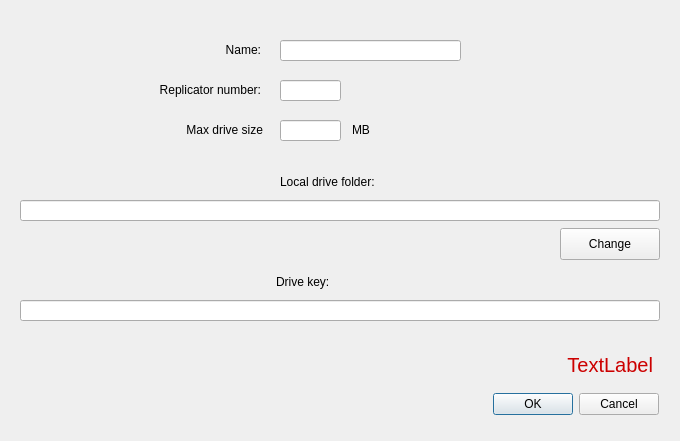
The window that UserApp/AddDriveDialog.ui (proximax-storage/cpp-xpx-storage-user-app) describes before a commit, drawn with Qt 5.
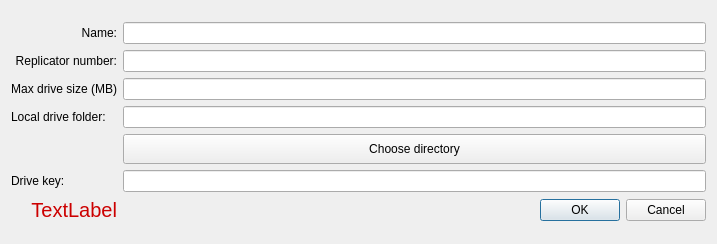
The same window after the commit.

Diff of the .ui file:
```diff
--- a/UserApp/AddDriveDialog.ui
+++ b/UserApp/AddDriveDialog.ui
@@ -6,38 +6,18 @@
    <rect>
     <x>0</x>
     <y>0</y>
-    <width>680</width>
-    <height>441</height>
+    <width>717</width>
+    <height>244</height>
    </rect>
   </property>
   <property name="windowTitle">
    <string>Dialog</string>
   </property>
-  <widget class="QDialogButtonBox" name="buttonBox">
-   <property name="geometry">
-    <rect>
-     <x>10</x>
-     <y>388</y>
-     <width>649</width>
-     <height>32</height>
-    </rect>
-   </property>
-   <property name="orientation">
-    <enum>Qt::Horizontal</enum>
-   </property>
-   <property name="standardButtons">
-    <set>QDialogButtonBox::Cancel|QDialogButtonBox::Ok</set>
-   </property>
-  </widget>
+  <layout class="QVBoxLayout" name="verticalLayout">
+   <item>
+    <layout class="QGridLayout" name="gridLayout">
+     <item row="0" column="0">
   <widget class="QLabel" name="label">
-   <property name="geometry">
-    <rect>
-     <x>50</x>
-     <y>40</y>
-     <width>211</width>
-     <height>20</height>
-    </rect>
-   </property>
    <property name="text">
     <string>Name:</string>
    </property>
@@ -45,80 +25,23 @@
     <set>Qt::AlignRight|Qt::AlignTrailing|Qt::AlignVCenter</set>
    </property>
   </widget>
-  <widget class="QLineEdit" name="m_driveName">
-   <property name="geometry">
-    <rect>
-     <x>280</x>
-     <y>40</y>
-     <width>181</width>
-     <height>21</height>
-    </rect>
-   </property>
-  </widget>
-  <widget class="QLineEdit" name="m_key">
-   <property name="geometry">
-    <rect>
-     <x>20</x>
-     <y>300</y>
-     <width>640</width>
-     <height>21</height>
-    </rect>
-   </property>
-   <property name="text">
-    <string/>
-   </property>
-  </widget>
-  <widget class="QLabel" name="label_3">
-   <property name="geometry">
-    <rect>
-     <x>50</x>
-     <y>80</y>
-     <width>211</width>
-     <height>20</height>
-    </rect>
-   </property>
-   <property name="text">
-    <string>Replicator number:</string>
-   </property>
-   <property name="alignment">
-    <set>Qt::AlignRight|Qt::AlignTrailing|Qt::AlignVCenter</set>
-   </property>
-  </widget>
+     </item>
+     <item row="1" column="1">
   <widget class="QLineEdit" name="m_replicatorNumber">
-   <property name="geometry">
-    <rect>
-     <x>280</x>
-     <y>80</y>
-     <width>61</width>
-     <height>21</height>
-    </rect>
-   </property>
    <property name="text">
     <string/>
    </property>
   </widget>
+     </item>
+     <item row="3" column="1">
   <widget class="QLineEdit" name="m_localDriveFolder">
-   <property name="geometry">
-    <rect>
-     <x>20</x>
-     <y>200</y>
-     <width>640</width>
-     <height>21</height>
-    </rect>
-   </property>
    <property name="text">
     <string/>
    </property>
   </widget>
+     </item>
+     <item row="3" column="0">
   <widget class="QLabel" name="label_5">
-   <property name="geometry">
-    <rect>
-     <x>280</x>
-     <y>172</y>
-     <width>373</width>
-     <height>20</height>
-    </rect>
-   </property>
    <property name="text">
     <string>Local drive folder:</string>
    </property>
@@ -126,28 +49,79 @@
     <set>Qt::AlignLeading|Qt::AlignLeft|Qt::AlignVCenter</set>
    </property>
   </widget>
+     </item>
+     <item row="2" column="1">
+      <widget class="QLineEdit" name="m_maxDriveSize">
+       <property name="text">
+        <string/>
+       </property>
+      </widget>
+     </item>
+     <item row="1" column="0">
+      <widget class="QLabel" name="label_3">
+       <property name="text">
+        <string>Replicator number:</string>
+       </property>
+       <property name="alignment">
+        <set>Qt::AlignRight|Qt::AlignTrailing|Qt::AlignVCenter</set>
+       </property>
+      </widget>
+     </item>
+     <item row="5" column="0">
+      <widget class="QLabel" name="label_7">
+       <property name="text">
+        <string>Drive key:</string>
+       </property>
+       <property name="alignment">
+        <set>Qt::AlignLeading|Qt::AlignLeft|Qt::AlignVCenter</set>
+       </property>
+      </widget>
+     </item>
+     <item row="0" column="1">
+      <widget class="QLineEdit" name="m_driveName"/>
+     </item>
+     <item row="2" column="0">
+      <widget class="QLabel" name="label_4">
+       <property name="text">
+        <string>Max drive size (MB)</string>
+       </property>
+       <property name="alignment">
+        <set>Qt::AlignRight|Qt::AlignTrailing|Qt::AlignVCenter</set>
+       </property>
+      </widget>
+     </item>
+     <item row="5" column="1">
+      <widget class="QLineEdit" name="m_key">
+       <property name="text">
+        <string/>
+       </property>
+      </widget>
+     </item>
+     <item row="4" column="1">
   <widget class="QPushButton" name="m_dnFolderBtn">
-   <property name="geometry">
-    <rect>
-     <x>560</x>
-     <y>228</y>
-     <width>100</width>
-     <height>32</height>
-    </rect>
+       <property name="minimumSize">
+        <size>
+         <width>0</width>
+         <height>30</height>
+        </size>
    </property>
    <property name="text">
-    <string>Change</string>
-   </property>
-  </widget>
+        <string>Choose directory</string>
+       </property>
+      </widget>
+     </item>
+     <item row="6" column="1">
+      <widget class="QDialogButtonBox" name="buttonBox">
+       <property name="orientation">
+        <enum>Qt::Horizontal</enum>
+       </property>
+       <property name="standardButtons">
+        <set>QDialogButtonBox::Cancel|QDialogButtonBox::Ok</set>
+       </property>
+      </widget>
+     </item>
+     <item row="6" column="0">
   <widget class="QLabel" name="m_errorText">
-   <property name="geometry">
-    <rect>
-     <x>64</x>
-     <y>352</y>
-     <width>589</width>
-     <height>25</height>
-    </rect>
-   </property>
    <property name="font">
     <font>
      <pointsize>15</pointsize>
@@ -163,76 +137,11 @@
     <set>Qt::AlignRight|Qt::AlignTrailing|Qt::AlignVCenter</set>
    </property>
   </widget>
-  <widget class="QLabel" name="label_4">
-   <property name="geometry">
-    <rect>
-     <x>52</x>
-     <y>120</y>
-     <width>211</width>
-     <height>20</height>
-    </rect>
-   </property>
-   <property name="text">
-    <string>Max drive size</string>
-   </property>
-   <property name="alignment">
-    <set>Qt::AlignRight|Qt::AlignTrailing|Qt::AlignVCenter</set>
-   </property>
-  </widget>
-  <widget class="QLineEdit" name="m_maxDriveSize">
-   <property name="geometry">
-    <rect>
-     <x>280</x>
-     <y>120</y>
-     <width>61</width>
-     <height>21</height>
-    </rect>
-   </property>
-   <property name="text">
-    <string/>
-   </property>
-  </widget>
-  <widget class="QLabel" name="label_6">
-   <property name="geometry">
-    <rect>
-     <x>352</x>
-     <y>120</y>
-     <width>29</width>
-     <height>20</height>
-    </rect>
-   </property>
-   <property name="text">
-    <string>MB</string>
-   </property>
-   <property name="alignment">
-    <set>Qt::AlignLeading|Qt::AlignLeft|Qt::AlignVCenter</set>
-   </property>
-  </widget>
-  <widget class="QLabel" name="label_7">
-   <property name="geometry">
-    <rect>
-     <x>276</x>
-     <y>272</y>
-     <width>373</width>
-     <height>20</height>
-    </rect>
-   </property>
-   <property name="text">
-    <string>Drive key:</string>
-   </property>
-   <property name="alignment">
-    <set>Qt::AlignLeading|Qt::AlignLeft|Qt::AlignVCenter</set>
-   </property>
-  </widget>
- </widget>
- <tabstops>
-  <tabstop>m_driveName</tabstop>
-  <tabstop>m_replicatorNumber</tabstop>
-  <tabstop>m_maxDriveSize</tabstop>
-  <tabstop>m_localDriveFolder</tabstop>
-  <tabstop>m_key</tabstop>
-  <tabstop>m_dnFolderBtn</tabstop>
- </tabstops>
+     </item>
+    </layout>
+   </item>
+  </layout>
+ </widget>
  <resources/>
  <connections>
   <connection>
```
Lines whose indentation alone changed are shown as unchanged.
